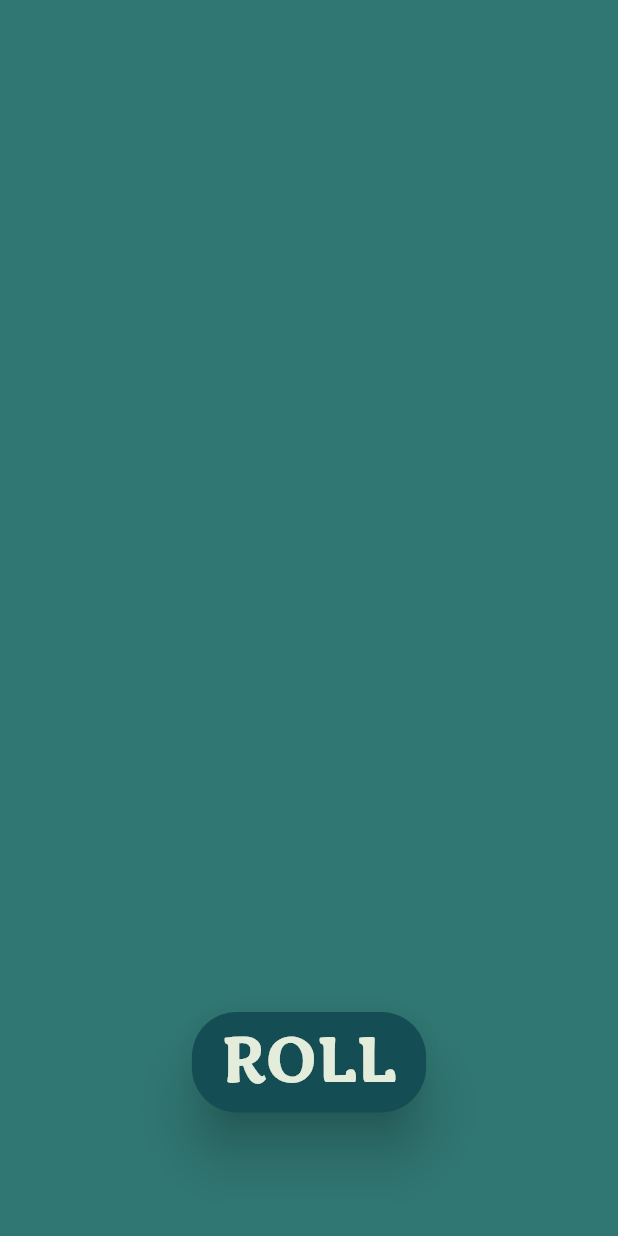
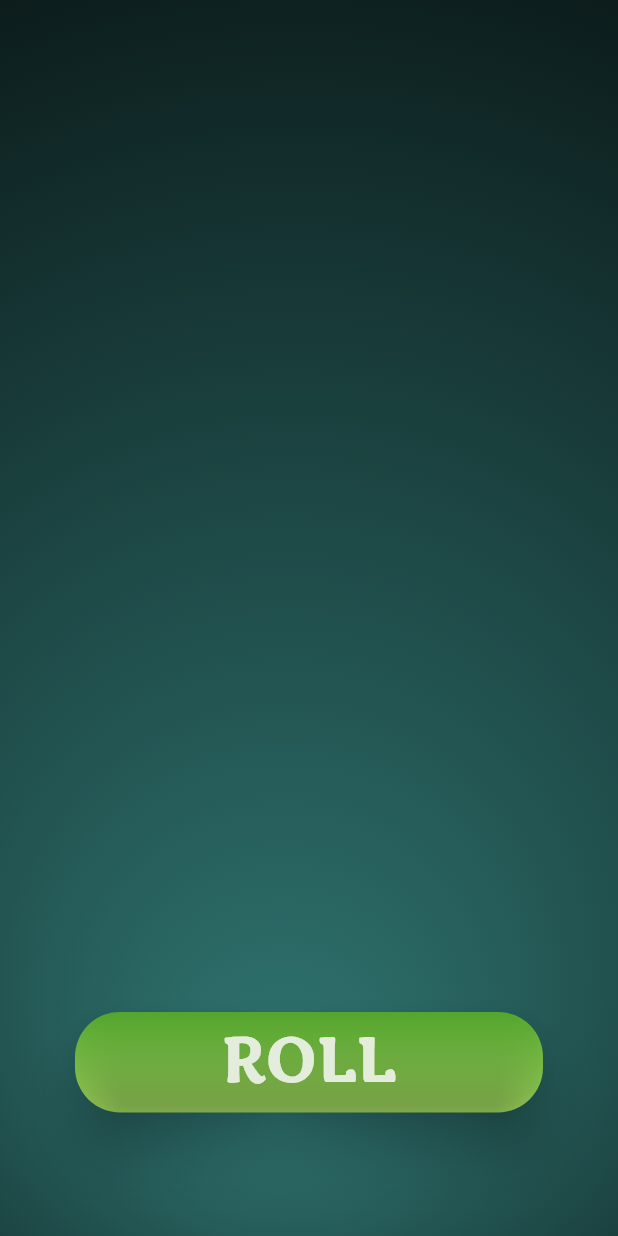
Before and after one commit to arrenaid/dice, a Flutter app: the screen it shows after launch, on a phone screen of 412 x 824 dp. Run offline on Flutter 3.47's test engine with Material 3 defaults, Android fonts, the phone set to English and light mode, and no system bars; our stand-ins replace bloc, equatable, flutter_bloc, shared_preferences; missing offline and left inert: flutter_bouncing_widgets.

Commit message:
redesign icon

```diff
--- a/lib/dice_model.dart
+++ b/lib/dice_model.dart
@@ -34,12 +34,12 @@ abstract class Dice {
 class D6 extends Dice{
   @override
   List<Side> sides = [
-      Side("dice/dice1.png" , 1),
-      Side("dice/dice2.png" , 2),
-      Side("dice/dice3.png" , 3),
-      Side("dice/dice4.png" , 4),
-      Side("dice/dice5.png" , 5),
-      Side("dice/dice6.png" , 6),
+      Side("dice/d6_1.png" , 1),
+      Side("dice/d6_2.png" , 2),
+      Side("dice/d6_3.png" , 3),
+      Side("dice/d6_4.png" , 4),
+      Side("dice/d6_5.png" , 5),
+      Side("dice/d6_6.png" , 6),
   ];
   // Map<String, int> sides  = {
   //   "dice/dice1.png" : 1,
@@ -198,7 +198,7 @@ class D20 extends Dice{
 class DiceInfinite extends Dice {
   ///Хранит число сторон для того что бы генерировать сторону только когда она будет вызвана
   late int sideCount;
-  final _img =  "dice/dicecustom.png";
+  final _img =  "dice/dice_infinite.png";
   @override
   List<Side> sides = [];
 
@@ -234,7 +234,7 @@ class AnonymousDice extends Dice{
 /// предыдущие кости в качестве числа стороны имели свой порядковый номер
 ///
 class DiceCustomSide extends Dice{
-  final _img = "dice/dicepentagon.png";
+  final _img = "dice/dice_pentagon.png";
   late int check = 0;
   @override
   List<Side> sides = [];
--- /dev/null
+++ b/lib/roll_button.dart
@@ -0,0 +1,95 @@
+import 'package:flutter/material.dart';
+import 'package:flutter_bouncing_widgets/Widgets/bounce_elevated_button.dart';
+
+import 'constants.dart';
+
+class RollButton extends StatelessWidget {
+  final VoidCallback onPressed;
+  final  VoidCallback onLongPress;
+  final Widget child;
+
+  const RollButton({Key? key,
+    required this.onPressed,
+    required this.child,
+    required this.onLongPress
+  }) : super(key: key);
+
+  final  widthFactor = 1.4;
+
+  @override
+  Widget build(BuildContext context) {
+    return Container(
+      //padding: EdgeInsets.symmetric(horizontal: 50),
+      margin: EdgeInsets.symmetric(horizontal: 50),
+      width: double.infinity,
+        decoration: BoxDecoration(
+            borderRadius: BorderRadius.circular(30),
+            gradient: LinearGradient(
+                begin: Alignment.topCenter,
+                end: Alignment.bottomCenter,
+            tileMode:  TileMode.clamp,
+            //stops: [0.1,0.99],
+    colors: [Color(0xFF56ab2f ),Color(0xFFa8e063)],//Lush
+            //colors: [Colors.white70, defBtnClr])
+            )
+    ),
+
+      child: MaterialButton(
+        padding: const EdgeInsets.symmetric(
+            vertical: 5.0, horizontal: 20),
+        shape: RoundedRectangleBorder(
+          borderRadius: BorderRadius.circular(30.0),),
+        color: Colors.transparent,//defBtnClr,
+        splashColor: Colors.transparent,// defPriClr,
+        elevation: 15,
+        enableFeedback: true,
+        textColor: Colors.white,
+        child: Center(
+          widthFactor: widthFactor,
+          child: child,
+        ),
+        onPressed: onPressed,
+        onLongPress: onLongPress,
+      ),
+      // child: BounceElevatedButton(
+      //   onPressed: onPressed,
+      //   child: () {
+      //     return Center(
+      //       widthFactor: widthFactor,
+      //       child: child,
+      //     );
+      //   },
+      // //     Container(
+      // //     height: 44.0,
+      // //     decoration: BoxDecoration(
+      // //     gradient: LinearGradient(
+      // //     colors: [Color.fromARGB(255, 2, 173, 102), Colors.blue])),
+      // // child: ElevatedButton(
+      // // onPressed: () {},
+      // // style: ElevatedButton.styleFrom(
+      // // backgroundColor: Colors.transparent,
+      // // shadowColor: Colors.transparent),
+      // // child: Text('Elevated Button'),
+      //
+      //   // Text(
+      //   //   'add dice',
+      //   //   style: defTs.copyWith(color: defPriClr, shadows: []),
+      //   //   textAlign: TextAlign.center,
+      //   // ),
+      //   // Icon(
+      //   //   Icons.add,
+      //   //   color: defPriClr,
+      //   // ),
+      //   // style: ElevatedButton.styleFrom(
+      //   //   backgroundColor: defSecClr,
+      //   //   elevation: 3,
+      //   //   shape: RoundedRectangleBorder(
+      //   //       borderRadius: BorderRadius.circular(30)),
+      //   // ),
+      //   size: 80,
+      //   borderRadius: BorderRadius.circular(30),
+      //   color: Colors.transparent,
+      // ),
+    );
+  }
+}
--- a/lib/screens/bottom_sheet_widget.dart
+++ b/lib/screens/bottom_sheet_widget.dart
@@ -243,7 +243,7 @@ class _DiceControllerState extends State<DiceController> {
           )
         : SizedBox(
       width: double.infinity,
-            child: BounceElevatedButton(
+            child:  BounceElevatedButton(
               onPressed: () {
                 setState(() {
                   isVisible = true;
--- a/lib/screens/dice_screen.dart
+++ b/lib/screens/dice_screen.dart
@@ -1,4 +1,5 @@
 import 'dart:math';
+import 'package:dice/roll_button.dart';
 import 'package:dice/screens/bottom_sheet_widget.dart';
 import 'package:dice/cubit/dice_cubit.dart';
 import 'package:flutter/material.dart';
@@ -38,8 +39,33 @@ class _DiceScreenState extends State<DiceScreen> with SingleTickerProviderStateM
     return BlocBuilder<DiceCubit,DiceState>(
       builder: (context, state) {
         return Scaffold(
-          backgroundColor: defPriClr,
-          body: SafeArea(
+          //backgroundColor: defPriClr,
+          body: Container(
+        decoration: BoxDecoration(
+        // gradient: LinearGradient(
+        // begin: Alignment.topCenter,
+        // end: Alignment.bottomCenter,
+        // tileMode:  TileMode.clamp,
+        //    // stops: [0.5, 0.8],
+        //    // stops: [0.7, 0.5],
+        // //colors: [ Color(0xFF088052), /*Color(0xFF4e6b68),*/ defBtnClr]
+        //   //colors: [Color(0xFF56ab2f ),Color(0xFFa8e063)],//Lush
+        //     colors: [Color(0xFF43cea2 ),Color(0xFF185a9d)],//Endless River
+        // )
+          gradient: const RadialGradient(
+             colors: [defPriClr, Colors.black],
+            //colors: [Color(0xFF56ab2f ),Color(0xFFa8e063)],//Lush
+            radius: 1.7,
+            focal: Alignment(-0.1, 0.8),
+            tileMode: TileMode.clamp,
+            // colors: [Colors.green, Colors.blue, Colors.orange, Colors.pink],
+            // stops: [0.2, 0.5, 0.7, 1],
+            // center: Alignment(-0.1, 0.6),
+            // focal: Alignment(0.1, 0.3),
+            // focalRadius: 2,
+          ),
+        ),
+            child: SafeArea(
                 child: Stack(
                   children: [
                     Column(
@@ -130,21 +156,9 @@ class _DiceScreenState extends State<DiceScreen> with SingleTickerProviderStateM
                       mainAxisSize: MainAxisSize.max,
                       children: [
                         Center(
-                        child: MaterialButton(
-                          padding: const EdgeInsets.symmetric(
-                              vertical: 5.0, horizontal: 20),
-                          shape: RoundedRectangleBorder(
-                            borderRadius: BorderRadius.circular(30.0),),
-                          color: defBtnClr,
-                          splashColor: defPriClr,
-                          elevation: 15,
-                          enableFeedback: true,
-                          textColor: Colors.white,
-                          child: Text("ROLL",
-                            style: defTs.copyWith(fontSize: 40,shadows: []),
-                          ),
-                          onPressed: () {
-                            _controller.forward().whenComplete(() {
+                          child:
+                          RollButton(
+                            onPressed: () {_controller.forward().whenComplete(() {
             context.read<DiceCubit>().roll();
             _controller.reverse();});
             },
@@ -159,7 +173,40 @@ class _DiceScreenState extends State<DiceScreen> with SingleTickerProviderStateM
                                 builder: (_) => DiceController(),
                               );
                             },
+                            child: Text("ROLL",
+                                  style: defTs.copyWith(fontSize: 40,shadows: []),
                                 ),
+                          ),
+                          // MaterialButton(
+                          //   padding: const EdgeInsets.symmetric(
+                          //       vertical: 5.0, horizontal: 20),
+                          //   shape: RoundedRectangleBorder(
+                          //     borderRadius: BorderRadius.circular(30.0),),
+                          //   color: defBtnClr,
+                          //   splashColor: defPriClr,
+                          //   elevation: 15,
+                          //   enableFeedback: true,
+                          //   textColor: Colors.white,
+                          //   child: Text("ROLL",
+                          //     style: defTs.copyWith(fontSize: 40,shadows: []),
+                          //   ),
+                          //   onPressed: () {
+                          //     _controller.forward().whenComplete(() {
+                          //       context.read<DiceCubit>().roll();
+                          //       _controller.reverse();});
+                          //   },
+                          //   onLongPress: () {
+                          //     _controller.forward();
+                          //     showModalBottomSheet(
+                          //       context: context,
+                          //       elevation: 15,
+                          //       shape: const RoundedRectangleBorder(
+                          //           borderRadius: BorderRadius.vertical(top: Radius.circular(50))),
+                          //       clipBehavior: Clip.antiAliasWithSaveLayer,
+                          //       builder: (_) => DiceController(),
+                          //     );
+                          //   },
+                          // ),
                         ),
                         SizedBox(height: MediaQuery.of(context).size.height / 10),
                       ],
@@ -167,6 +214,7 @@ class _DiceScreenState extends State<DiceScreen> with SingleTickerProviderStateM
                   ],
                 )
             ),
+          ),
         );
       }
     );
```
Also changed, not shown: lib/dice_stack_widget.dart (+39 -15 lines), dice/d10.png, dice/d12.png, dice/d20.png, dice/d4.png, dice/d8.png, dice/dice1.png (deleted), dice/dice2.png (deleted), dice/dice3.png (deleted), dice/dice4.png (deleted), dice/dice5.png (deleted), dice/dice6.png (deleted), dice/dicecustom.png (deleted), dice/dicepentagon.png (deleted). Lines whose indentation alone changed are shown as unchanged.
